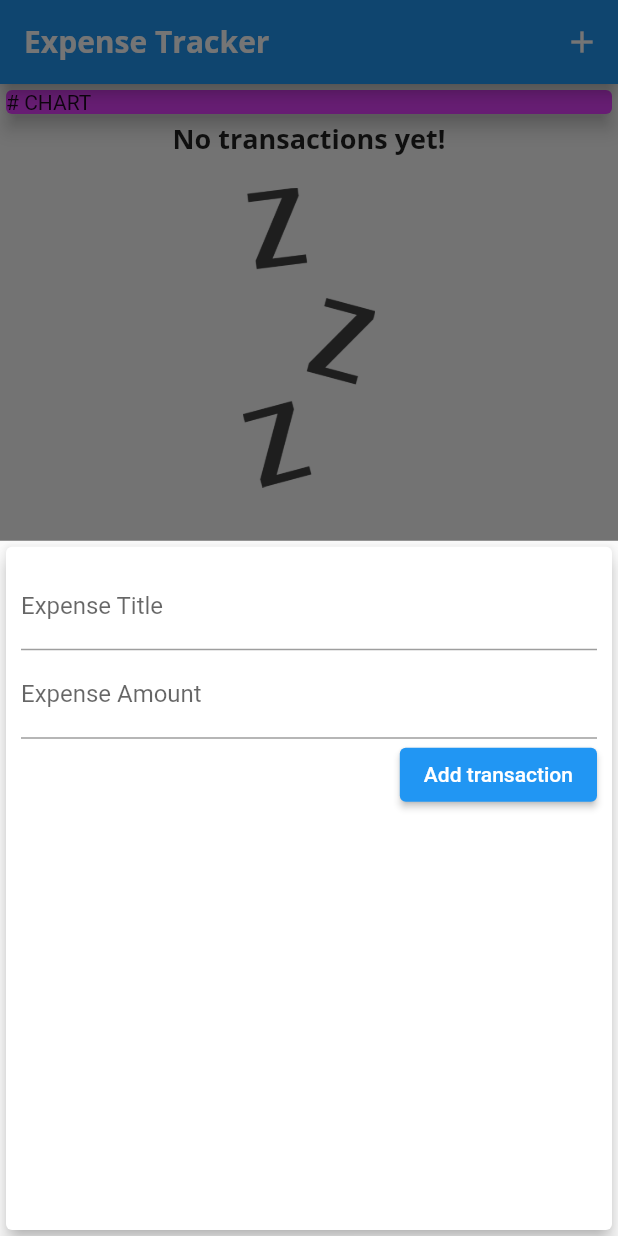
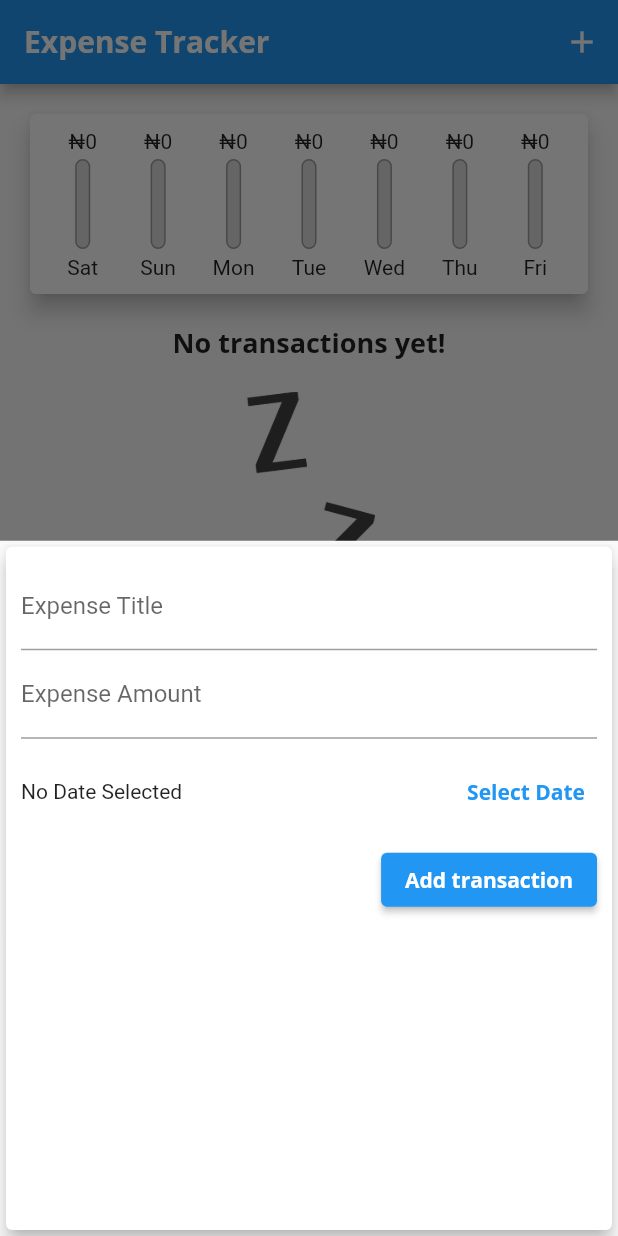
Before and after one commit to nonsocchi/Expense-Tracker-v1, a Flutter app: the screen it shows after launch, after a tap on the "add" icon, on a phone screen of 412 x 824 dp. Run offline on Flutter 3.47's test engine with Material 2 defaults, Android fonts, the phone set to English and light mode, and no system bars.

Commit message:
updated add txn widget with showDatePicker

```diff
--- a/lib/main.dart
+++ b/lib/main.dart
@@ -1,6 +1,8 @@
 import 'package:flutter/material.dart';
+import 'package:personal_expense_v1/widgets/chart.dart';
 import './widgets/transactions_list.dart';
 import './widgets/new_transaction.dart';
+import './widgets/chart.dart';
 import './models/transactions.dart';
 
 void main() {
@@ -18,18 +20,18 @@ class MyApp extends StatelessWidget {
       theme: ThemeData(
         fontFamily: 'Quicksand',
         textTheme: ThemeData.light().textTheme.copyWith(
-              headline6: const TextStyle(
-                  fontFamily: 'OpenSans',
-                  fontSize: 18.0,
-                  fontWeight: FontWeight.bold),
-            ),
+            headline6: const TextStyle(
+                fontFamily: 'OpenSans',
+                fontSize: 18.0,
+                fontWeight: FontWeight.bold),
+            button: const TextStyle(
+                fontFamily: 'OpenSans', fontWeight: FontWeight.bold)),
         appBarTheme: const AppBarTheme(
           titleTextStyle: TextStyle(
               fontFamily: 'OpenSans',
               fontSize: 20.0,
               fontWeight: FontWeight.bold),
         ),
-        // primarySwatch: Colors.purple,
       ).copyWith(
         colorScheme: ThemeData().colorScheme.copyWith(secondary: Colors.amber),
       ),
@@ -60,6 +62,13 @@ class _MyHomePageState extends State<MyHomePage> {
       date: DateTime.now(),
     ) */
   ];
+
+  List<Transaction> get _recentTxns {
+    return _userTransactions
+        .where((tx) =>
+            tx.date.isAfter(DateTime.now().subtract(const Duration(days: 7))))
+        .toList();
+  }
 
   void _addNewTransaction(String txTitle, double txAmount) {
     final newTx = Transaction(
@@ -97,14 +106,7 @@ class _MyHomePageState extends State<MyHomePage> {
           mainAxisAlignment: MainAxisAlignment.start,
           crossAxisAlignment: CrossAxisAlignment.center,
           children: <Widget>[
-            Container(
-              width: double.infinity,
-              child: const Card(
-                child: Text('# CHART'),
-                color: Colors.purpleAccent,
-                elevation: 5,
-              ),
-            ),
+            Chart(_recentTxns),
             TransactionList(_userTransactions)
           ],
         ),
--- /dev/null
+++ b/lib/widgets/chart.dart
@@ -0,0 +1,68 @@
+import 'package:flutter/material.dart';
+import './chart_bar.dart';
+import '../models/transactions.dart';
+import 'package:intl/intl.dart';
+
+class Chart extends StatelessWidget {
+  final List<Transaction> recentTxns;
+
+  Chart(this.recentTxns);
+
+  List<Map<String, Object>> get groupedTxnValues {
+    return List.generate(7, (index) {
+      final weekDay = DateTime.now().subtract(
+        Duration(days: index),
+      );
+      double sumOfTxns = 0.0;
+
+      for (var i = 0; i < recentTxns.length; i++) {
+        if (recentTxns[i].date.day == weekDay.day &&
+            recentTxns[i].date.month == weekDay.month &&
+            recentTxns[i].date.year == weekDay.year) {
+          sumOfTxns += recentTxns[i].amount;
+        }
+      }
+
+      print(DateFormat.E().format(weekDay));
+      print(sumOfTxns);
+
+      return {
+        'day': DateFormat.E().format(weekDay) /* .substring(0, 1) */,
+        'amount': sumOfTxns
+      };
+    }).reversed.toList();
+  }
+
+  double get totalSpending {
+    return groupedTxnValues.fold(
+        0.0,
+        (previousValue, element) =>
+            previousValue + (element['amount'] as double));
+  }
+
+  @override
+  Widget build(BuildContext context) {
+    print(groupedTxnValues);
+    return Card(
+      elevation: 6.0,
+      margin: const EdgeInsets.all(20.0),
+      child: Padding(
+        padding: const EdgeInsets.all(10.0),
+        child: Row(
+          mainAxisAlignment: MainAxisAlignment.spaceAround,
+          children: groupedTxnValues.map((data) {
+            return Flexible(
+              fit: FlexFit.tight,
+              child: ChartBar(
+                  data['day'] as String,
+                  data['amount'] as double,
+                  totalSpending == 0.0
+                      ? 0.0
+                      : (data['amount'] as double) / totalSpending),
+            );
+          }).toList(),
+        ),
+      ),
+    );
+  }
+}
--- /dev/null
+++ b/lib/widgets/chart_bar.dart
@@ -0,0 +1,47 @@
+import 'package:flutter/material.dart';
+
+class ChartBar extends StatelessWidget {
+  final String label;
+  final double spendingAmount;
+  final double spendingPctOfTotal;
+
+  ChartBar(this.label, this.spendingAmount, this.spendingPctOfTotal);
+
+  @override
+  Widget build(BuildContext context) {
+    return Column(
+      children: [
+        FittedBox(child: Text('₦${spendingAmount.toStringAsFixed(0)}')),
+        const SizedBox(
+          height: 4.0,
+        ),
+        SizedBox(
+          height: 60.0,
+          width: 10.0,
+          child: Stack(
+            children: [
+              Container(
+                decoration: BoxDecoration(
+                    color: const Color.fromRGBO(220, 220, 220, 1),
+                    border: Border.all(color: Colors.grey, width: 1.0),
+                    borderRadius: BorderRadius.circular(20)),
+              ),
+              FractionallySizedBox(
+                heightFactor: spendingPctOfTotal,
+                child: Container(
+                  decoration: BoxDecoration(
+                      borderRadius: BorderRadius.circular(20),
+                      color: Theme.of(context).primaryColor),
+                ),
+              )
+            ],
+          ),
+        ),
+        const SizedBox(
+          height: 4.0,
+        ),
+        Text(label),
+      ],
+    );
+  }
+}
--- a/lib/widgets/new_transaction.dart
+++ b/lib/widgets/new_transaction.dart
@@ -1,4 +1,5 @@
 import 'package:flutter/material.dart';
+import 'package:intl/intl.dart';
 
 class NewTransaction extends StatefulWidget {
   final Function addTx;
@@ -10,13 +11,13 @@ class NewTransaction extends StatefulWidget {
 }
 
 class _NewTransactionState extends State<NewTransaction> {
-  final titleController = TextEditingController();
+  final _titleController = TextEditingController();
+  final _amountController = TextEditingController();
+  DateTime? _selectedDate;
 
-  final amountController = TextEditingController();
-
-  void submitData() {
-    final String enteredTitle = titleController.text;
-    final double enteredAmount = double.parse(amountController.text);
+  void _submitData() {
+    final String enteredTitle = _titleController.text;
+    final double enteredAmount = double.parse(_amountController.text);
 
     if (enteredTitle.isEmpty || enteredAmount.isNegative) {
       return;
@@ -30,6 +31,23 @@ class _NewTransactionState extends State<NewTransaction> {
     Navigator.of(context).pop();
   }
 
+  void _presentDatePicker() {
+    showDatePicker(
+            context: context,
+            initialDate: DateTime.now(),
+            firstDate: DateTime(2022),
+            lastDate: DateTime.now())
+        .then((pickedDate) {
+      if (pickedDate == null) {
+        return;
+      } else {
+        setState(() {
+          _selectedDate = pickedDate;
+        });
+      }
+    });
+  }
+
   @override
   Widget build(BuildContext context) {
     return Card(
@@ -41,18 +59,39 @@ class _NewTransactionState extends State<NewTransaction> {
           children: [
             TextField(
               decoration: const InputDecoration(labelText: 'Expense Title'),
-              controller: titleController,
-              onSubmitted: (_) => submitData(),
+              controller: _titleController,
+              onSubmitted: (_) => _submitData(),
             ),
             TextField(
               decoration: const InputDecoration(labelText: 'Expense Amount'),
-              controller: amountController,
-              onSubmitted: (_) => submitData(),
+              controller: _amountController,
+              onSubmitted: (_) => _submitData(),
               keyboardType: TextInputType.number,
             ),
+            SizedBox(
+              height: 70.0,
+              child: Row(children: [
+                Expanded(
+                  child: Text(
+                    _selectedDate == null
+                        ? 'No Date Selected'
+                        : 'Picked Date: ${DateFormat.yMd().format(_selectedDate!)}',
+                  ),
+                ),
+                TextButton(
+                  onPressed: _presentDatePicker,
+                  child: Text(
+                    'Select Date',
+                    style: TextStyle(
+                        color: Theme.of(context).primaryColor,
+                        fontWeight: FontWeight.bold),
+                  ),
+                ),
+              ]),
+            ),
             ElevatedButton(
-                onPressed: () => submitData(),
-                child: const Text('Add transaction'))
+                onPressed: () => _submitData(),
+                child: const Text('Add transaction')),
           ],
         ),
       ),
```
Also changed, not shown: lib/widgets/transactions_list.dart (+21 -26 lines).
